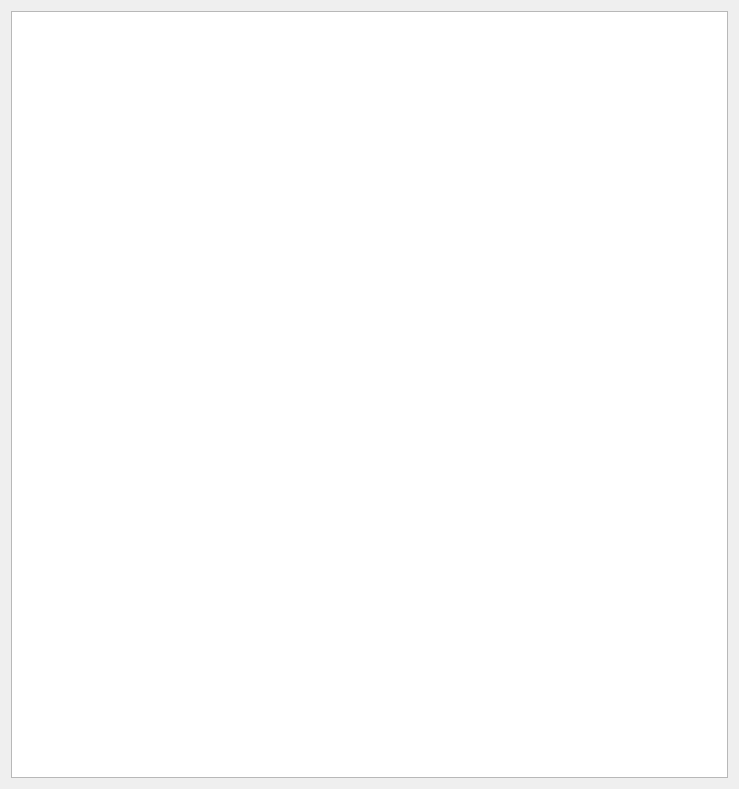
towhee/Winnow64, file helpingest.ui: the form before one commit.
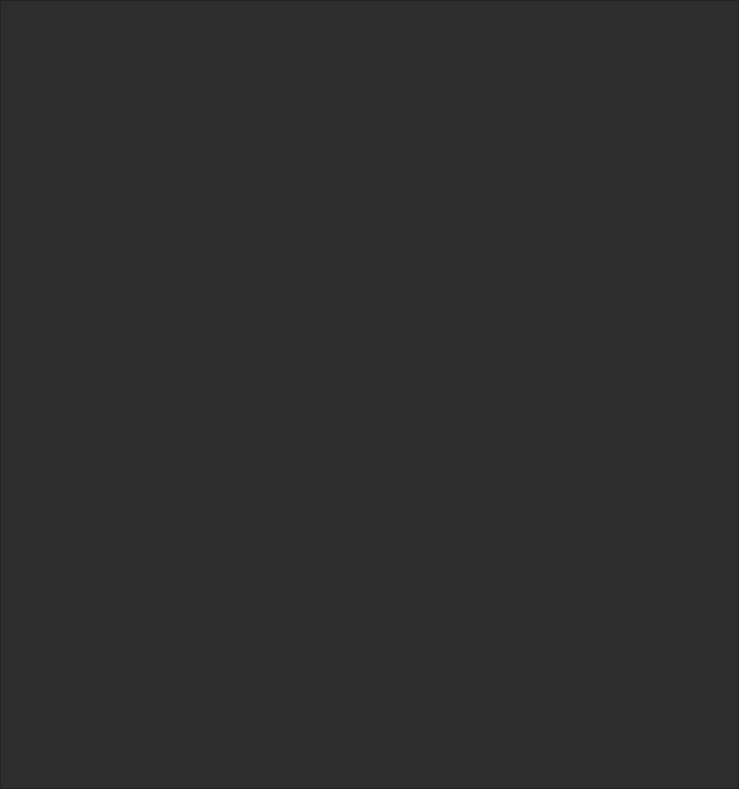
The form after the commit.

Patch:
```diff
--- a/helpingest.ui
+++ b/helpingest.ui
@@ -11,9 +11,31 @@
    </rect>
   </property>
   <property name="windowTitle">
-   <string>Dialog</string>
+   <string>Ingest Templates and Tokens</string>
+  </property>
+  <property name="autoFillBackground">
+   <bool>false</bool>
+  </property>
+  <property name="styleSheet">
+   <string notr="true">color: rgb(225,225,225);
+background-color: rgb(45,45,45);</string>
+  </property>
+  <property name="modal">
+   <bool>true</bool>
   </property>
   <layout class="QHBoxLayout" name="horizontalLayout">
+   <property name="leftMargin">
+    <number>0</number>
+   </property>
+   <property name="topMargin">
+    <number>0</number>
+   </property>
+   <property name="rightMargin">
+    <number>0</number>
+   </property>
+   <property name="bottomMargin">
+    <number>0</number>
+   </property>
    <item>
     <widget class="QTextBrowser" name="textBrowser">
      <property name="source">
```
Left out of the diff: 3 changed lines with no effect on the pictures.
